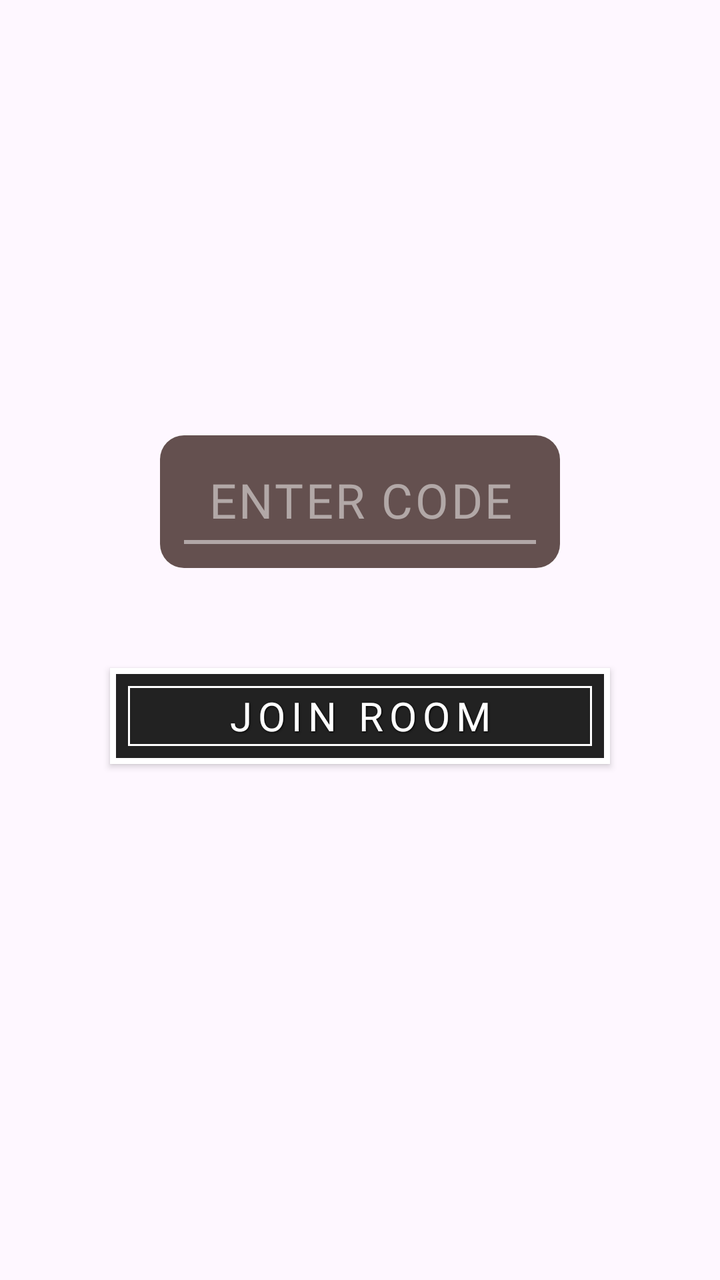
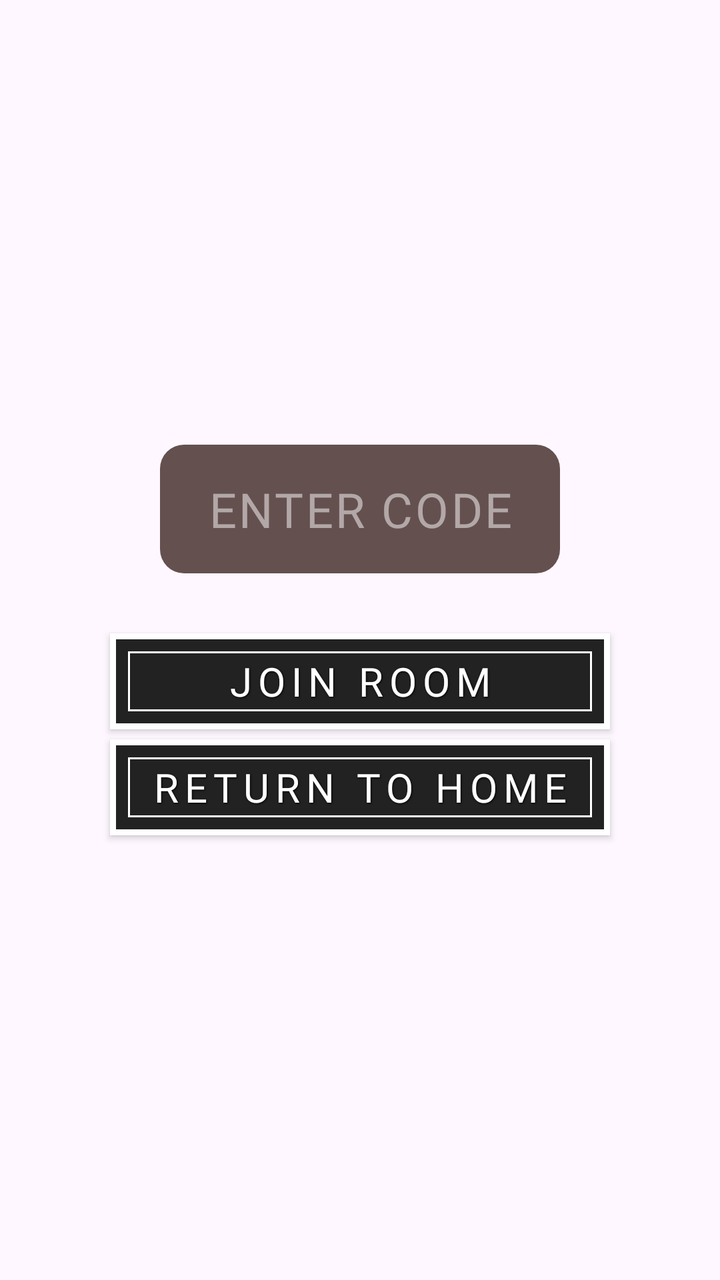

Two renders of the same Android screen: before a commit and after it. Below are the layout's source before the change and the commit's diff.
<!-- AndroidManifest.xml: application theme Theme.PvZOnline -->
<!-- res/layout/fragment_join_room.xml -->
<?xml version="1.0" encoding="utf-8"?>
<LinearLayout xmlns:android="http://schemas.android.com/apk/res/android"
    xmlns:tools="http://schemas.android.com/tools"
    android:layout_width="match_parent"
    android:layout_height="match_parent"
    android:orientation="vertical"
    android:gravity="center"
    android:padding="24dp"
    tools:context=".JoinRoomFragment">

    
    <LinearLayout
        android:layout_width="200dp"
        android:layout_height="wrap_content"
        android:background="@drawable/panel_bg"
        android:orientation="vertical"
        android:padding="12dp"
        android:layout_marginHorizontal="40dp"
        android:layout_marginBottom="50dp">

        <EditText
            android:id="@+id/roomCodeInput"
            style="@style/RetroInput"
            android:layout_width="match_parent"
            android:layout_height="wrap_content"
            android:hint="ENTER CODE"
            android:maxLength="6"
            android:maxLines="1"
            android:inputType="text"
            android:textColorHint="#80FFFFFF"
            android:gravity="center"
            android:background="@null"
            android:textSize="24dp"
            android:padding="4dp" />

        <View
            android:layout_width="match_parent"
            android:layout_height="2dp"
            android:background="#FFFFFF"
            android:alpha="0.5" />

    </LinearLayout>

    
    <androidx.appcompat.widget.AppCompatButton
        android:id="@+id/joinRoomBtn"
        style="@style/RetroButton"
        android:layout_width="250dp"
        android:layout_height="wrap_content"
        android:text="JOIN ROOM"
        android:layout_marginBottom="40dp" />

</LinearLayout>
<!-- resources referenced by this layout -->
<resources>
  <!-- drawable panel_bg (drawable) -->
  <shape xmlns:android="http://schemas.android.com/apk/res/android">
      <solid android:color="#CC3E2723"/>
      <corners android:radius="12dp"/>
  </shape>
  <style name="RetroButton" parent="Widget.AppCompat.Button">
          <item name="android:textAllCaps">true</item>
          <item name="android:textColor">#FFFFFF</item>
          <item name="android:textSize">20sp</item>
          <item name="android:fontFamily">@font/alegreya_sans_sc_bold</item>
          <item name="android:letterSpacing">0.15</item>
          <item name="android:shadowColor">#000000</item>
          <item name="android:shadowDx">1</item>
          <item name="android:shadowDy">1</item>
          <item name="android:shadowRadius">2</item>
          <item name="android:background">@drawable/btn_retro_pressed</item> 
          <item name="android:paddingLeft">16dp</item>
          <item name="android:paddingRight">16dp</item>
          <item name="android:paddingTop">8dp</item>
          <item name="android:paddingBottom">8dp</item>
          <item name="android:gravity">center</item>
      </style>
  <style name="RetroInput">
          <item name="android:textColor">#FFFFFF</item>
          <item name="android:textSize">18sp</item>
          <item name="android:fontFamily">@font/alegreya_sans_sc_bold</item>
          <item name="android:letterSpacing">0.05</item>
          <item name="android:shadowRadius">0</item>
      </style>
  <style name="Theme.PvZOnline" parent="Base.Theme.PvZOnline" />
  <!-- drawable btn_retro_pressed (drawable) -->
  <selector xmlns:android="http://schemas.android.com/apk/res/android">
      
      <item android:state_pressed="true" android:drawable="@drawable/btn_retro_pressed_bg"/>
      
      <item android:drawable="@drawable/btn_retro_bg"/>
  </selector>
  <style name="Base.Theme.PvZOnline" parent="Theme.Material3.DayNight.NoActionBar">
          
          
      </style>
  <!-- drawable btn_retro_pressed_bg (drawable) -->
  <layer-list xmlns:android="http://schemas.android.com/apk/res/android">
  
      
      <item>
          <shape android:shape="rectangle">
              <solid android:color="#D64933"/> 
          </shape>
      </item>
  
      
      <item>
          <shape android:shape="rectangle">
              <stroke android:width="3dp" android:color="#FFFFFF"/>
              <padding android:left="3dp" android:top="3dp" android:right="3dp" android:bottom="3dp"/>
          </shape>
      </item>
  
      <item android:left="6dp" android:top="6dp" android:right="6dp" android:bottom="6dp">
          <shape android:shape="rectangle">
              <stroke android:width="1dp" android:color="#FFFFFF"/>
          </shape>
      </item>
  
  </layer-list>
  <!-- drawable btn_retro_bg (drawable) -->
  <layer-list xmlns:android="http://schemas.android.com/apk/res/android">
  
      
      <item>
          <shape android:shape="rectangle">
              <solid android:color="#222222"/>
          </shape>
      </item>
  
      
      <item>
          <shape android:shape="rectangle">
              <stroke android:width="3dp" android:color="#FFFFFF"/>
              <padding android:left="3dp" android:top="3dp" android:right="3dp" android:bottom="3dp"/>
          </shape>
      </item>
  
      <item android:left="6dp" android:top="6dp" android:right="6dp" android:bottom="6dp">
          <shape android:shape="rectangle">
              <stroke android:width="1dp" android:color="#FFFFFF"/>
          </shape>
      </item>
  
  </layer-list>
</resources>

<!-- the commit's change to res/layout/fragment_join_room.xml (unified diff, before → after) -->
@@ -16,7 +16,7 @@
         android:orientation="vertical"
         android:padding="12dp"
         android:layout_marginHorizontal="40dp"
-        android:layout_marginBottom="50dp">
+        android:layout_marginBottom="30dp">
 
         <EditText
             android:id="@+id/roomCodeInput"
@@ -33,12 +33,6 @@
             android:textSize="24dp"
             android:padding="4dp" />
 
-        <View
-            android:layout_width="match_parent"
-            android:layout_height="2dp"
-            android:background="#FFFFFF"
-            android:alpha="0.5" />
-
     </LinearLayout>
 
     
@@ -48,6 +42,14 @@
         android:layout_width="250dp"
         android:layout_height="wrap_content"
         android:text="JOIN ROOM"
-        android:layout_marginBottom="40dp" />
+        android:layout_marginBottom="5dp"/>
+
+    
+    <androidx.appcompat.widget.AppCompatButton
+        android:id="@+id/returnToHome"
+        style="@style/RetroButton"
+        android:layout_width="250dp"
+        android:layout_height="wrap_content"
+        android:text="RETURN TO HOME" />
 
 </LinearLayout>
